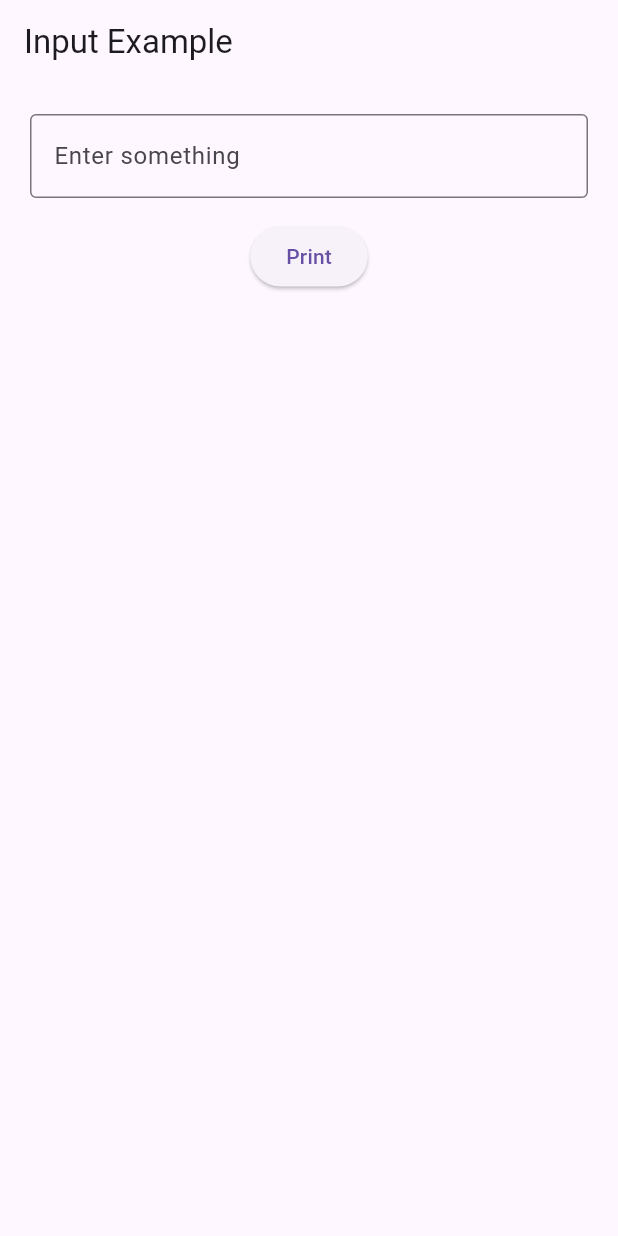
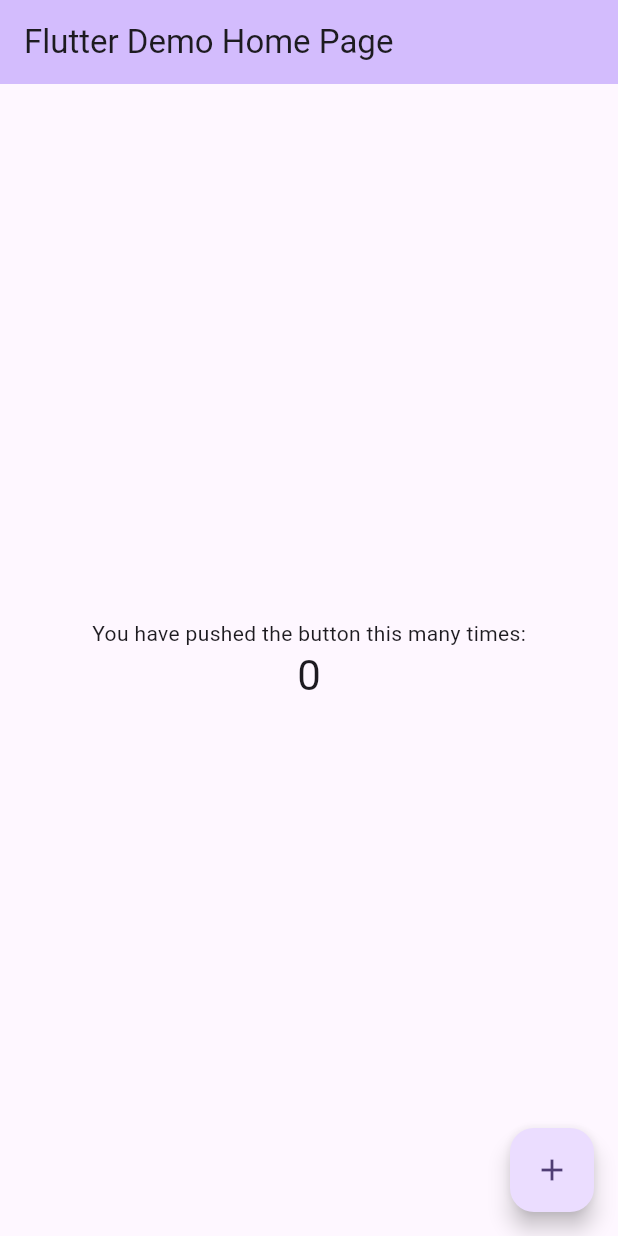
Before and after one commit to smsultan76/flutter_app, a Flutter app: the screen it shows after launch, on a phone screen of 412 x 824 dp. Run offline on Flutter 3.47's test engine with Material 3 defaults, Android fonts, the phone set to English and light mode, and no system bars.

Commit message:
restore default

```diff
--- a/lib/main.dart
+++ b/lib/main.dart
@@ -1,4 +1,3 @@
-
 import 'package:flutter/material.dart';
 
 void main() {
@@ -8,88 +7,115 @@ void main() {
 class MyApp extends StatelessWidget {
   const MyApp({super.key});
 
+  // This widget is the root of your application.
   @override
   Widget build(BuildContext context) {
-    return const MaterialApp(
-      debugShowCheckedModeBanner: false,
-      home: InputPage(),
+    return MaterialApp(
+      title: 'Flutter Demo',
+      theme: ThemeData(
+        // This is the theme of your application.
+        //
+        // TRY THIS: Try running your application with "flutter run". You'll see
+        // the application has a purple toolbar. Then, without quitting the app,
+        // try changing the seedColor in the colorScheme below to Colors.green
+        // and then invoke "hot reload" (save your changes or press the "hot
+        // reload" button in a Flutter-supported IDE, or press "r" if you used
+        // the command line to start the app).
+        //
+        // Notice that the counter didn't reset back to zero; the application
+        // state is not lost during the reload. To reset the state, use hot
+        // restart instead.
+        //
+        // This works for code too, not just values: Most code changes can be
+        // tested with just a hot reload.
+        colorScheme: .fromSeed(seedColor: Colors.deepPurple),
+      ),
+      home: const MyHomePage(title: 'Flutter Demo Home Page'),
     );
   }
 }
 
-class InputPage extends StatefulWidget {
-  const InputPage({super.key});
+class MyHomePage extends StatefulWidget {
+  const MyHomePage({super.key, required this.title});
+
+  // This widget is the home page of your application. It is stateful, meaning
+  // that it has a State object (defined below) that contains fields that affect
+  // how it looks.
+
+  // This class is the configuration for the state. It holds the values (in this
+  // case the title) provided by the parent (in this case the App widget) and
+  // used by the build method of the State. Fields in a Widget subclass are
+  // always marked "final".
+
+  final String title;
 
   @override
-  State<InputPage> createState() => _InputPageState();
+  State<MyHomePage> createState() => _MyHomePageState();
 }
 
-class _InputPageState extends State<InputPage> {
+class _MyHomePageState extends State<MyHomePage> {
+  int _counter = 0;
 
-  // Controller for reading input
-  final TextEditingController _controller =
-      TextEditingController();
-
-  // Stores the printed text
-  String outputText = '';
-
-  // Print button function
-  void printText() {
+  void _incrementCounter() {
     setState(() {
-      outputText = _controller.text;
+      // This call to setState tells the Flutter framework that something has
+      // changed in this State, which causes it to rerun the build method below
+      // so that the display can reflect the updated values. If we changed
+      // _counter without calling setState(), then the build method would not be
+      // called again, and so nothing would appear to happen.
+      _counter++;
     });
   }
 
   @override
-  void dispose() {
-    _controller.dispose();
-    super.dispose();
-  }
-
-  @override
   Widget build(BuildContext context) {
+    // This method is rerun every time setState is called, for instance as done
+    // by the _incrementCounter method above.
+    //
+    // The Flutter framework has been optimized to make rerunning build methods
+    // fast, so that you can just rebuild anything that needs updating rather
+    // than having to individually change instances of widgets.
     return Scaffold(
       appBar: AppBar(
-        title: const Text('Input Example'),
+        // TRY THIS: Try changing the color here to a specific color (to
+        // Colors.amber, perhaps?) and trigger a hot reload to see the AppBar
+        // change color while the other colors stay the same.
+        backgroundColor: Theme.of(context).colorScheme.inversePrimary,
+        // Here we take the value from the MyHomePage object that was created by
+        // the App.build method, and use it to set our appbar title.
+        title: Text(widget.title),
       ),
-
-      body: Padding(
-        padding: const EdgeInsets.all(20),
-
+      body: Center(
+        // Center is a layout widget. It takes a single child and positions it
+        // in the middle of the parent.
         child: Column(
+          // Column is also a layout widget. It takes a list of children and
+          // arranges them vertically. By default, it sizes itself to fit its
+          // children horizontally, and tries to be as tall as its parent.
+          //
+          // Column has various properties to control how it sizes itself and
+          // how it positions its children. Here we use mainAxisAlignment to
+          // center the children vertically; the main axis here is the vertical
+          // axis because Columns are vertical (the cross axis would be
+          // horizontal).
+          //
+          // TRY THIS: Invoke "debug painting" (choose the "Toggle Debug Paint"
+          // action in the IDE, or press "p" in the console), to see the
+          // wireframe for each widget.
+          mainAxisAlignment: .center,
           children: [
-
-            // Input field
-            TextField(
-              controller: _controller,
-              decoration: const InputDecoration(
-                labelText: 'Enter something',
-                hintText: 'Type your text here',
-                border: OutlineInputBorder(),
-              ),
+            const Text('You have pushed the button this many times:'),
+            Text(
+              '$_counter',
+              style: Theme.of(context).textTheme.headlineMedium,
             ),
-
-            const SizedBox(height: 15),
-
-            // Print button
-            ElevatedButton(
-              onPressed: printText,
-              child: const Text('Print'),
-            ),
-
-            const SizedBox(height: 25),
-
-            // Output text
-            Text(
-              outputText,
-              style: const TextStyle(
-                fontSize: 20,
-                fontWeight: FontWeight.bold,
-              ),
-            ),
-
           ],
         ),
+      ),
+      floatingActionButton: FloatingActionButton(
+        onPressed: _incrementCounter,
+        tooltip: 'Increment',
+        child: const Icon(Icons.add),
       ),
     );
   }
```
